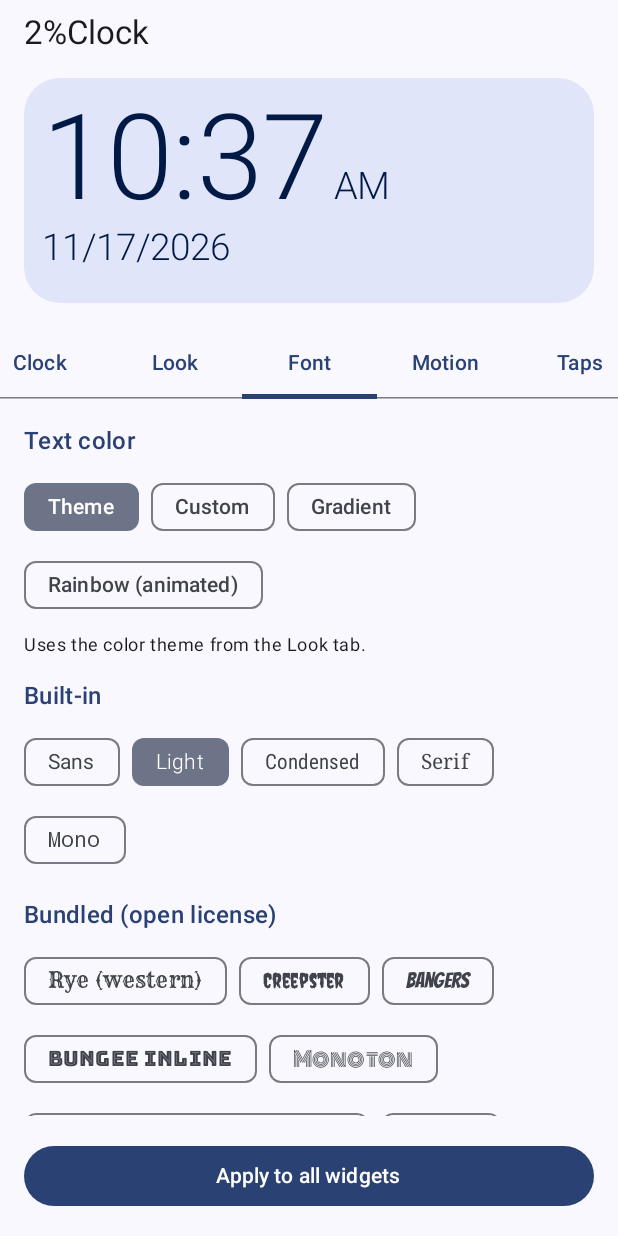
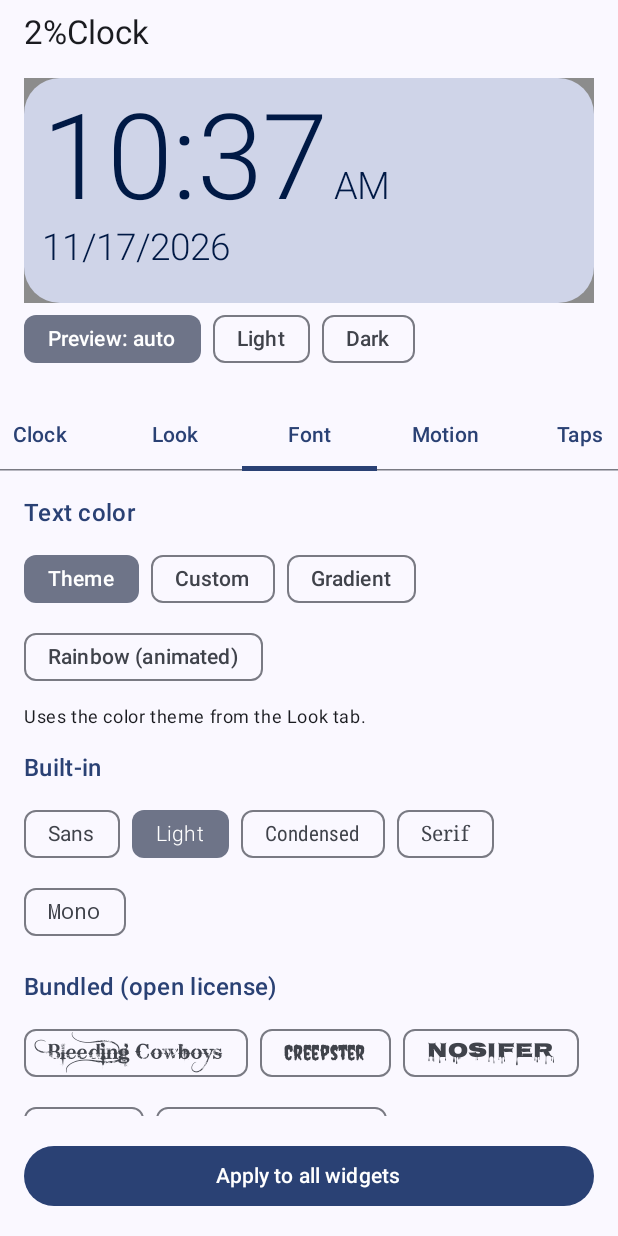
Before and after one commit to KRAN-K/2pctClock, an Android app built with Jetpack Compose: the screen it shows after launch (ConfigActivity), tab 3 chosen, on a phone screen of 412 x 824 dp. Run offline under Robolectric (Android 15) with nearby library versions, the phone set to English and light mode, and no system bars; pictures from the network do not load.

Commit message:
New bundled fonts (Bleeding Cowboys, Nosifer, Orbitron, ...), preview backdrop + light/dark toggle
Co-Authored-By: Claude Sonnet 5.5 <noreply@anthropic.com>
Claude-Session: https://claude.ai/code/session_01G5MyHCNhp7jyhz9SF8vL5e

```diff
--- a/app/src/main/java/app/pct/clock/ConfigActivity.kt
+++ b/app/src/main/java/app/pct/clock/ConfigActivity.kt
@@ -245,10 +245,13 @@ fun ConfigScreen(
 @Composable
 private fun LivePreview(s: ClockSettings) {
     val ctx = LocalContext.current
-    val dark = isSystemInDarkTheme()
-    BoxWithConstraints(Modifier.fillMaxWidth().height(150.dp)) {
+    val sysDark = isSystemInDarkTheme()
+    var mode by remember { mutableIntStateOf(0) } // 0 auto, 1 light, 2 dark
+    val dark = mode == 2 || (mode == 0 && sysDark)
+    Column {
+    BoxWithConstraints(Modifier.fillMaxWidth().height(150.dp).background(androidx.compose.ui.graphics.Color(0xFF8C8C8C))) {
         val wDp = maxWidth.value
-        val frame by produceState<ImageBitmap?>(null, s, wDp) {
+        val frame by produceState<ImageBitmap?>(null, s, wDp, dark) {
             // Preview clock jumps forward one unit every 3 seconds so the effects are visible.
             val start = System.currentTimeMillis()
             val unitMs = if (s.animUnit == AnimUnit.SECOND) 1_000L else 60_000L
@@ -282,6 +285,8 @@ private fun LivePreview(s: ClockSettings) {
         frame?.let {
             Image(it, contentDescription = "Preview", modifier = Modifier.fillMaxSize(), contentScale = ContentScale.FillBounds)
         }
+    }
+    ChipRow(listOf(0, 1, 2), mode, { listOf("Preview: auto", "Light", "Dark")[it] }) { mode = it }
     }
 }
 
--- a/app/src/main/java/app/pct/clock/FontStore.kt
+++ b/app/src/main/java/app/pct/clock/FontStore.kt
@@ -29,14 +29,14 @@ object FontStore {
     )
 
     val BUNDLED = listOf(
-        Entry("asset:Rye-Regular.ttf", "Rye (western)"),
+        Entry("asset:BleedingCowboys.ttf", "Bleeding Cowboys"),
         Entry("asset:Creepster-Regular.ttf", "Creepster"),
-        Entry("asset:Bangers-Regular.ttf", "Bangers"),
-        Entry("asset:BungeeInline-Regular.ttf", "Bungee Inline"),
-        Entry("asset:Monoton-Regular.ttf", "Monoton"),
-        Entry("asset:PressStart2P-Regular.ttf", "Press Start 2P"),
+        Entry("asset:Nosifer-Regular.ttf", "Nosifer"),
         Entry("asset:Pacifico-Regular.ttf", "Pacifico"),
-        Entry("asset:GreatVibes-Regular.ttf", "Great Vibes"),
+        Entry("asset:Orbitron.ttf", "Orbitron (digital)"),
+        Entry("asset:BlackOpsOne-Regular.ttf", "Black Ops One"),
+        Entry("asset:PermanentMarker-Regular.ttf", "Permanent Marker"),
+        Entry("asset:SpecialElite-Regular.ttf", "Special Elite (typewriter)"),
     )
 
     private val cache = ConcurrentHashMap<String, Typeface>()
```
Also changed, not shown: app/src/main/assets/fonts/Bangers-Regular.ttf (deleted), app/src/main/assets/fonts/BlackOpsOne-Regular.ttf (added), app/src/main/assets/fonts/BleedingCowboys.ttf (added), app/src/main/assets/fonts/BungeeInline-Regular.ttf (deleted), app/src/main/assets/fonts/GreatVibes-Regular.ttf (deleted), app/src/main/assets/fonts/Monoton-Regular.ttf (deleted), app/src/main/assets/fonts/Nosifer-Regular.ttf (added), app/src/main/assets/fonts/Orbitron.ttf (added), app/src/main/assets/fonts/PermanentMarker-Regular.ttf (added), app/src/main/assets/fonts/PressStart2P-Regular.ttf (deleted), app/src/main/assets/fonts/Rye-Regular.ttf (deleted), app/src/main/assets/fonts/SpecialElite-Regular.ttf (added), 1 other file.
